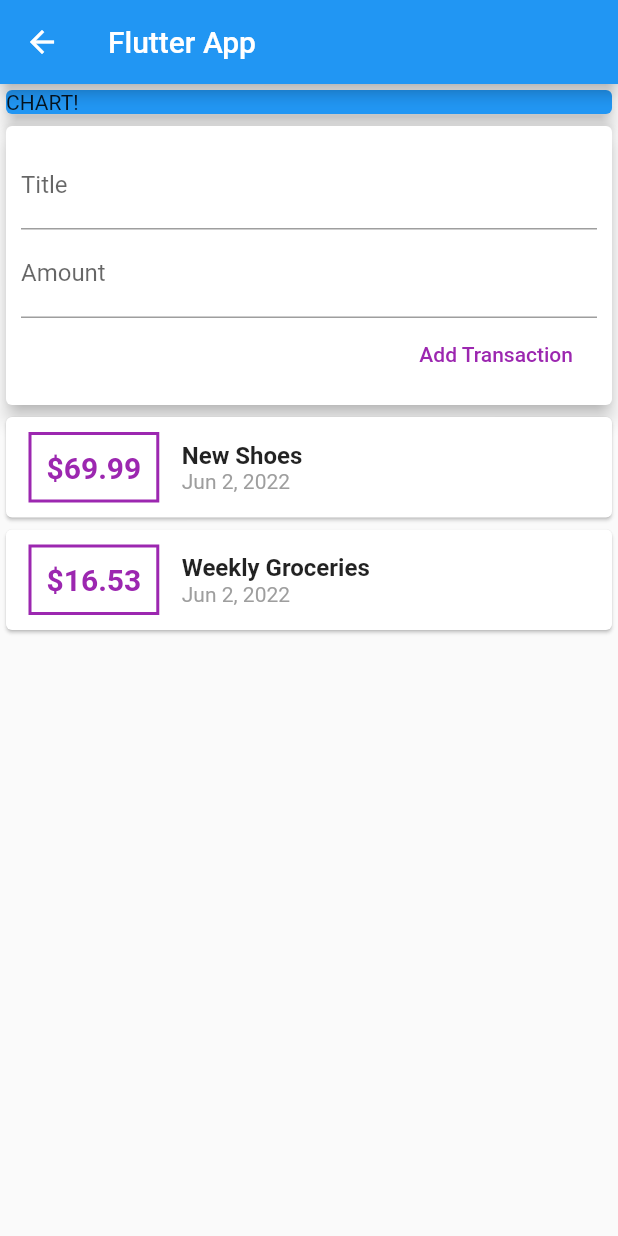
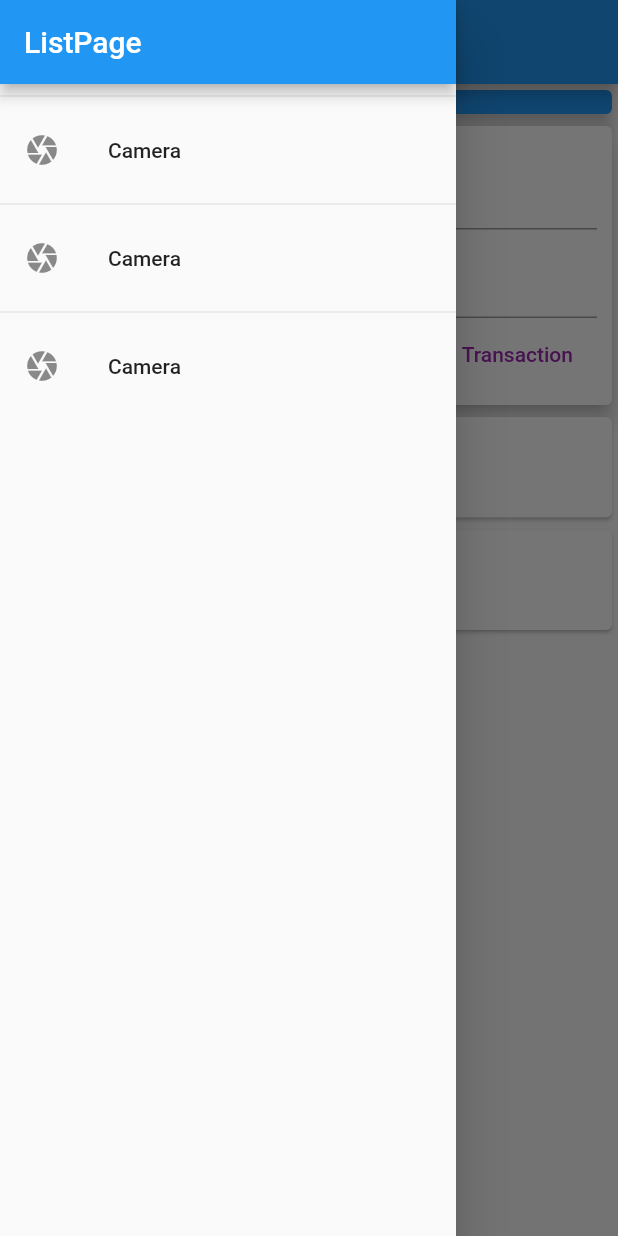
Before and after one commit to vinugilbert/FlutterPractice, a Flutter app: the DashBoardScreen screen opened directly, with the side drawer open (before the commit the screen has no drawer), on a phone screen of 412 x 824 dp. Run offline on Flutter 3.47's test engine with Material 2 defaults, Android fonts, the phone set to English and light mode, and no system bars; missing offline and left inert: dart:ffi.

Commit message:
Navigation Drawer added

```diff
--- a/lib/dashboardscreen.dart
+++ b/lib/dashboardscreen.dart
@@ -1,4 +1,5 @@
 import 'package:flutter/material.dart';
+import 'package:flutter_pratice/widgets/app_drawer.dart';
 
 import 'widgets/user_transactions.dart';
 
@@ -12,8 +13,9 @@ class DashBoardScreen extends StatelessWidget{
   Widget build(BuildContext context) {
     return Scaffold(
       appBar: AppBar(
-        title: Text('Flutter App'),
+        title: Text('List Page'),
       ),
+      drawer: AppDrawer(),
       body: SingleChildScrollView(
         child: Column(
           // mainAxisAlignment: MainAxisAlignment.start,
--- /dev/null
+++ b/lib/widgets/app_drawer.dart
@@ -0,0 +1,25 @@
+import 'package:flutter/material.dart';
+
+class AppDrawer extends StatelessWidget
+{
+  @override
+  Widget build(BuildContext context) {
+    return Drawer(child: Column(
+      children: <Widget>[
+        AppBar(
+          title: Text("ListPage"),
+          automaticallyImplyLeading: false,
+        ),
+        Divider(),
+        ListTile(leading: Icon(Icons.camera),title: Text('Camera'),),
+        Divider(),
+        ListTile(leading: Icon(Icons.camera),title: Text('Camera'),),
+        Divider(),
+        ListTile(leading: Icon(Icons.camera),title: Text('Camera'),),
+
+      ],
+    ),
+    );
+  }
+
+}
```
